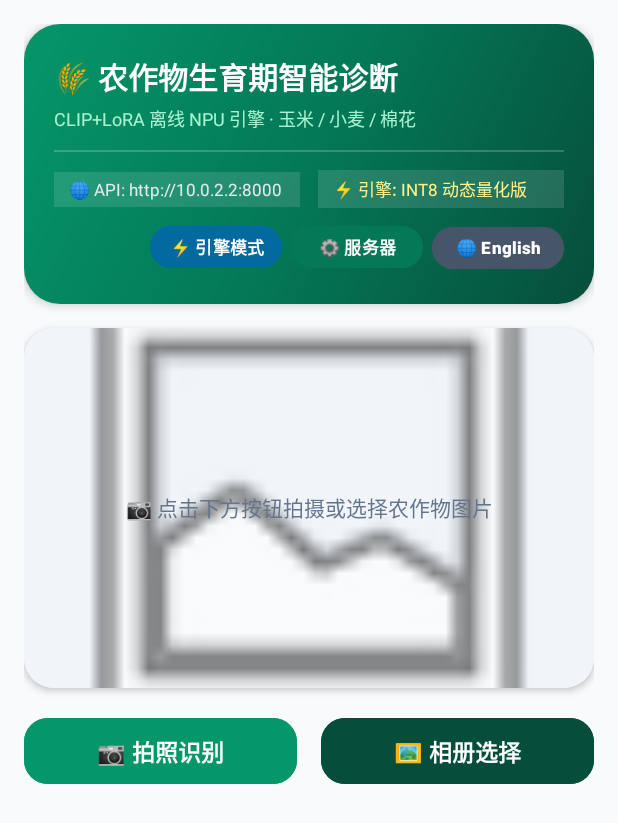
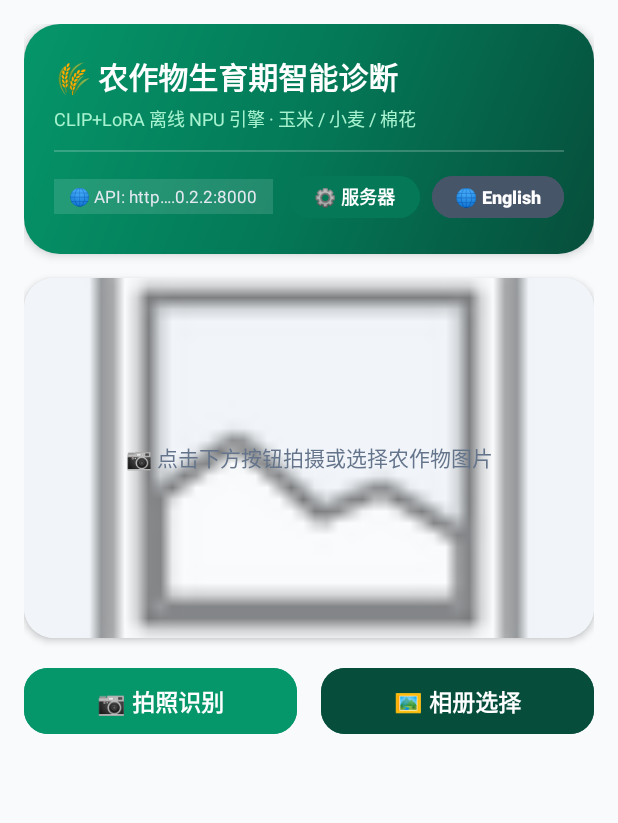
Before and after one commit to Vicitior/crop_recognition, an Android app: the screen it shows after launch (MainActivity), on a phone screen of 412 x 824 dp. Shown: the top 823 px of the screen. Run offline under Robolectric (Android 15) with nearby library versions, the light colour scheme and no system bars; 1 statement that could not run was skipped.

Commit message:
refactor: simplify Android App UI layout and restore default clean engine initialization

```diff
--- a/android_app/app/src/main/java/com/example/croprecognition/MainActivity.kt
+++ b/android_app/app/src/main/java/com/example/croprecognition/MainActivity.kt
@@ -32,50 +32,28 @@ class MainActivity : AppCompatActivity() {
     // 默认后端服务器地址 (可在 App 内点击“⚙️ 服务器”按钮任意修改)
     private var serverBaseUrl: String = "http://10.0.2.2:8000"
 
-    // 默认推理引擎模式 ("int8": 动态量化轻量版 | "fp32": 原生高精度全参数版)
-    private var selectedModelVersion: String = "int8"
-
-    // 1. 从相册选择图片回调
-    private val pickGalleryLauncher = registerForActivityResult(
-        ActivityResultContracts.GetContent()
-    ) { uri: Uri? ->
-        uri?.let { handleSelectedImage(it) }
-    }
-
-    // 2. 拍照识别回调
-    private val takePictureLauncher = registerForActivityResult(
-        ActivityResultContracts.TakePicturePreview()
-    ) { bitmap: Bitmap? ->
-        bitmap?.let { processAndRecognize(it) }
-    }
-
-    // 3. 相机运行时权限申请回调
-    private val requestCameraPermissionLauncher = registerForActivityResult(
-        ActivityResultContracts.RequestPermission()
-    ) { isGranted: Boolean ->
-        if (isGranted) {
-            takePictureLauncher.launch(null)
-        } else {
-            Toast.makeText(
-                this,
-                if (isEnglish) "Camera permission denied" else "相机权限被拒绝，无法拍照",
-                Toast.LENGTH_SHORT
-            ).show()
-        }
-    }
-
     override fun onCreate(savedInstanceState: Bundle?) {
         super.onCreate(savedInstanceState)
         binding = ActivityMainBinding.inflate(layoutInflater)
         setContentView(binding.root)
 
-        // 初始化本地数据库、服务器配置与模型版本
+        // 初始化本地数据库与服务器配置
         dbHelper = CropDatabaseHelper(this)
         loadServerConfig()
-        loadModelEngineConfig()
 
         // 异步初始化本地 ONNX 推理引擎
-        initModelEngine()
+        lifecycleScope.launch {
+            try {
+                recognitionEngine = CropRecognitionEngine(this@MainActivity, "crop_model_int8.onnx")
+            } catch (e: Exception) {
+                Toast.makeText(
+                    this@MainActivity,
+                    if (isEnglish) "Offline model init failed: ${e.message}" else "❌ 离线模型初始化失败: ${e.message}",
+                    Toast.LENGTH_LONG
+                ).show()
+                e.printStackTrace()
+            }
+        }
 
         // 按钮点击事件绑定
         binding.btnGallery.setOnClickListener {
@@ -96,11 +74,6 @@ class MainActivity : AppCompatActivity() {
             showCorrectionDialog(isUploadDirect = true)
         }
 
-        // 引擎模式切换按钮绑定
-        binding.btnModelConfig.setOnClickListener {
-            showModelEngineConfigDialog()
-        }
-
         // 服务器配置按钮绑定
         binding.btnServerConfig.setOnClickListener {
             showServerConfigDialog()
@@ -113,73 +86,6 @@ class MainActivity : AppCompatActivity() {
         }
 
         updateLanguageUI()
-    }
-
-    private fun getModelFileName(): String {
-        return if (selectedModelVersion == "fp32") "crop_model_fp32.onnx" else "crop_model_int8.onnx"
-    }
-
-    private fun loadModelEngineConfig() {
-        val sp = getSharedPreferences("crop_app_config", Context.MODE_PRIVATE)
-        selectedModelVersion = sp.getString("model_version", "int8") ?: "int8"
-        updateModelStatusBadge()
-    }
-
-    private fun updateModelStatusBadge() {
-        if (selectedModelVersion == "fp32") {
-            binding.tvCurrentModelStatus.text = if (isEnglish) "💎 Engine: FP32 Native" else "💎 引擎: FP32 原生高精度"
-        } else {
-            binding.tvCurrentModelStatus.text = if (isEnglish) "⚡ Engine: INT8 Quantized" else "⚡ 引擎: INT8 动态量化版"
-        }
-    }
-
-    private fun initModelEngine() {
-        val modelFileName = getModelFileName()
-        lifecycleScope.launch {
-            try {
-                recognitionEngine?.close()
-                recognitionEngine = CropRecognitionEngine(this@MainActivity, modelFileName)
-                updateModelStatusBadge()
-            } catch (e: Exception) {
-                Toast.makeText(
-                    this@MainActivity,
-                    if (isEnglish) "Engine init failed ($modelFileName): ${e.message}" else "❌ 引擎初始化失败 ($modelFileName): ${e.message}",
-                    Toast.LENGTH_LONG
-                ).show()
-                e.printStackTrace()
-            }
-        }
-    }
-
-    private fun showModelEngineConfigDialog() {
-        val options = arrayOf(
-            if (isEnglish) "⚡ INT8 Quantized (Fast, ~293MB - Recommended for mobile)" else "⚡ INT8 动态量化版 (内存小·推理快·~293MB·推荐手机)",
-            if (isEnglish) "💎 FP32 Full Precision (Max Accuracy, ~1.2GB - For flagship devices)" else "💎 FP32 原生高精度版 (全精度无损·~1.2GB·适合旗舰机/PC)"
-        )
-
-        val currentIdx = if (selectedModelVersion == "fp32") 1 else 0
-
-        AlertDialog.Builder(this)
-            .setTitle(if (isEnglish) "⚡ Select Model Engine Version" else "⚡ 选择 AI 推理引擎模式")
-            .setSingleChoiceItems(options, currentIdx) { dialog, which ->
-                val newVersion = if (which == 1) "fp32" else "int8"
-                if (newVersion != selectedModelVersion) {
-                    selectedModelVersion = newVersion
-                    getSharedPreferences("crop_app_config", Context.MODE_PRIVATE)
-                        .edit().putString("model_version", newVersion).apply()
-
-                    initModelEngine()
-
-                    Toast.makeText(
-                        this,
-                        if (isEnglish) "Switched engine to ${newVersion.uppercase()}" else "✅ 已切换为 ${if (newVersion == "fp32") "FP32 原生高精度" else "INT8 动态量化"}引擎",
-                        Toast.LENGTH_SHORT
-                    ).show()
-                }
-                dialog.dismiss()
-            }
-            .setNegativeButton(if (isEnglish) "Cancel" else "取消", null)
-            .show()
     }
 
     private fun loadServerConfig() {
--- a/android_app/app/src/main/res/layout/activity_main.xml
+++ b/android_app/app/src/main/res/layout/activity_main.xml
@@ -52,24 +52,19 @@
                     android:layout_marginVertical="12dp"
                     android:background="#33FFFFFF" />
 
-                <!-- 2. 底部控制栏: 左侧已连接服务器/引擎状态 + 右侧独立设置按钮 -->
-                <LinearLayout
+                <!-- 2. 底部控制栏: 左侧 API 状态 + 右侧设置与语言按钮 -->
+                <RelativeLayout
                     android:layout_width="match_parent"
-                    android:layout_height="wrap_content"
-                    android:orientation="vertical">
-
-                    <LinearLayout
-                        android:layout_width="match_parent"
-                        android:layout_height="wrap_content"
-                        android:orientation="horizontal"
-                        android:layout_marginBottom="8dp">
+                    android:layout_height="wrap_content">
 
                     <TextView
                         android:id="@+id/tvCurrentServerStatus"
-                            android:layout_width="0dp"
+                        android:layout_width="wrap_content"
                         android:layout_height="wrap_content"
-                            android:layout_weight="1"
-                            android:layout_marginEnd="6dp"
+                        android:layout_alignParentStart="true"
+                        android:layout_toStartOf="@id/layoutHeaderActions"
+                        android:layout_centerVertical="true"
+                        android:layout_marginEnd="10dp"
                         android:singleLine="true"
                         android:ellipsize="middle"
                         android:background="#20FFFFFF"
@@ -79,55 +74,25 @@
                         android:textColor="#E2E8F0"
                         android:textSize="11sp" />
 
-                        <TextView
-                            android:id="@+id/tvCurrentModelStatus"
-                            android:layout_width="0dp"
-                            android:layout_height="wrap_content"
-                            android:layout_weight="1"
-                            android:layout_marginStart="6dp"
-                            android:singleLine="true"
-                            android:ellipsize="middle"
-                            android:background="#20FFFFFF"
-                            android:paddingHorizontal="10dp"
-                            android:paddingVertical="4dp"
-                            android:text="⚡ 引擎: INT8 动态量化版"
-                            android:textColor="#FEF08A"
-                            android:textSize="11sp" />
-                    </LinearLayout>
-
-                    <!-- 顶部按钮控制区: 引擎选择 + 服务器设置 + 语言切换 -->
                     <LinearLayout
                         android:id="@+id/layoutHeaderActions"
-                        android:layout_width="match_parent"
+                        android:layout_width="wrap_content"
                         android:layout_height="wrap_content"
-                        android:gravity="end"
+                        android:layout_alignParentEnd="true"
+                        android:layout_centerVertical="true"
                         android:orientation="horizontal">
-
-                        <Button
-                            android:id="@+id/btnModelConfig"
-                            android:layout_width="wrap_content"
-                            android:layout_height="36dp"
-                            android:layout_marginEnd="6dp"
-                            android:backgroundTint="#0369A1"
-                            android:paddingHorizontal="10dp"
-                            android:paddingVertical="0dp"
-                            android:text="⚡ 引擎模式"
-                            android:textColor="@android:color/white"
-                            android:textSize="11sp"
-                            android:textStyle="bold"
-                            app:cornerRadius="18dp" />
 
                         <Button
                             android:id="@+id/btnServerConfig"
                             android:layout_width="wrap_content"
                             android:layout_height="36dp"
-                            android:layout_marginEnd="6dp"
+                            android:layout_marginEnd="8dp"
                             android:backgroundTint="#047857"
-                            android:paddingHorizontal="10dp"
+                            android:paddingHorizontal="12dp"
                             android:paddingVertical="0dp"
                             android:text="⚙️ 服务器"
                             android:textColor="@android:color/white"
-                            android:textSize="11sp"
+                            android:textSize="12sp"
                             android:textStyle="bold"
                             app:cornerRadius="18dp" />
 
@@ -136,15 +101,15 @@
                             android:layout_width="wrap_content"
                             android:layout_height="36dp"
                             android:backgroundTint="#475569"
-                            android:paddingHorizontal="10dp"
+                            android:paddingHorizontal="12dp"
                             android:paddingVertical="0dp"
                             android:text="🌐 EN/中"
                             android:textColor="@android:color/white"
-                            android:textSize="11sp"
+                            android:textSize="12sp"
                             android:textStyle="bold"
                             app:cornerRadius="18dp" />
                     </LinearLayout>
-                </LinearLayout>
+                </RelativeLayout>
             </LinearLayout>
         </FrameLayout>
 
```
Also changed, not shown: android_app/app/src/main/java/com/example/croprecognition/CropRecognitionEngine.kt (+5 -24 lines). Lines whose indentation alone changed are shown as unchanged.
